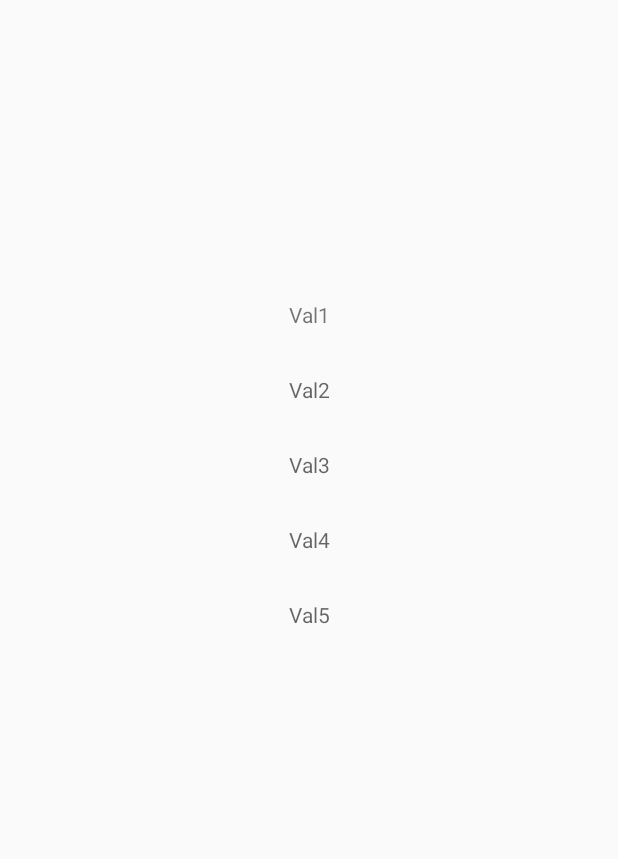
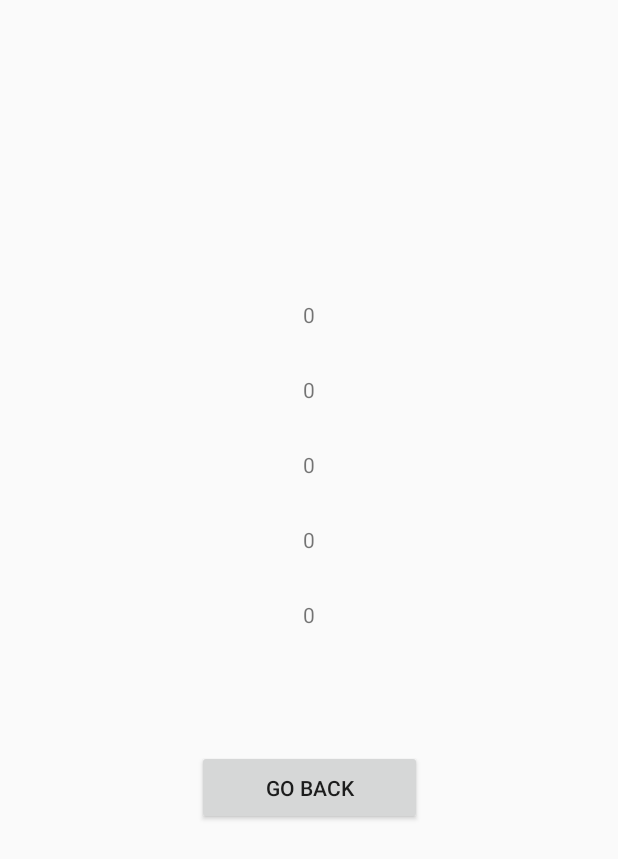
Before and after one commit to lildyl6/LLC1, an Android app built with Jetpack Compose: the ResultActivity screen opened directly, with no data from a screen before it, on a phone screen of 412 x 824 dp. Before the commit the part shown is almost empty. Shown: the top 859 px of the screen. Run offline under Robolectric (Android 15) with nearby library versions, the phone set to English and light mode, and no system bars.

Commit message:
second commit

```diff
--- a/app/src/main/java/com/example/llc1/ResultActivity.kt
+++ b/app/src/main/java/com/example/llc1/ResultActivity.kt
@@ -1,15 +1,63 @@
 package com.example.llc1
 
+import android.content.Intent
 import android.os.Bundle
 import android.widget.Button
+import android.widget.TextView
 import androidx.activity.ComponentActivity
 import com.example.llc1.model.Model
 
 class ResultActivity : ComponentActivity(){
 
+    private var val1 = 0;
+    private var val2 = 0;
+    private var val3 = 0;
+    private var val4 = 0;
+    private var val5 = 0;
+
+
     override fun onCreate(savedInstanceState: Bundle?) {
         super.onCreate(savedInstanceState)
         setContentView(R.layout.result_activity)
 
+        val1 = intent.getIntExtra("val1", 0)
+        val2 = intent.getIntExtra("val2", 0)
+        val3 = intent.getIntExtra("val3", 0)
+        val4 = intent.getIntExtra("val4", 0)
+        val5 = intent.getIntExtra("val5", 0)
+
+        val goBackButton = findViewById<Button>(R.id.goBackButton)
+        goBackButton.setOnClickListener{
+            startMainActivity()
+        }
+
+        //testing
+        setViews()
+
+    }
+
+    private fun startMainActivity(){
+        val intent = Intent(this, MainActivity::class.java)
+        intent.putExtra("val1", val1)
+        intent.putExtra("val2", val2)
+        intent.putExtra("val3", val3)
+        intent.putExtra("val4", val4)
+        intent.putExtra("val5", val5)
+        startActivity(intent)
+    }
+
+    //testing
+    private fun setViews(){
+        val v1 = findViewById<TextView>(R.id.val1TextView)
+        val v2 = findViewById<TextView>(R.id.val2TextView)
+        val v3 = findViewById<TextView>(R.id.val3TextView)
+        val v4 = findViewById<TextView>(R.id.val4TextView)
+        val v5 = findViewById<TextView>(R.id.val5TextView)
+
+        v1.text = val1.toString()
+        v2.text = val2.toString()
+        v3.text = val3.toString()
+        v4.text = val4.toString()
+        v5.text = val5.toString()
     }
 }
--- a/app/src/main/res/layout/result_activity.xml
+++ b/app/src/main/res/layout/result_activity.xml
@@ -56,4 +56,15 @@
         android:textAlignment="center"
         android:hint="Val5"/>
 
+    <Button
+        android:id="@+id/goBackButton"
+        android:layout_marginBottom="200sp"
+        android:layout_width="150sp"
+        android:layout_height="50sp"
+        android:text="Go Back"
+        app:layout_constraintLeft_toLeftOf="parent"
+        app:layout_constraintRight_toRightOf="parent"
+        app:layout_constraintTop_toBottomOf="@+id/val5TextView"
+        android:layout_marginTop="50sp"/>
+
 </androidx.constraintlayout.widget.ConstraintLayout>
```
Also changed, not shown: app/src/main/java/com/example/llc1/MainActivity.kt (+38 -4 lines).
